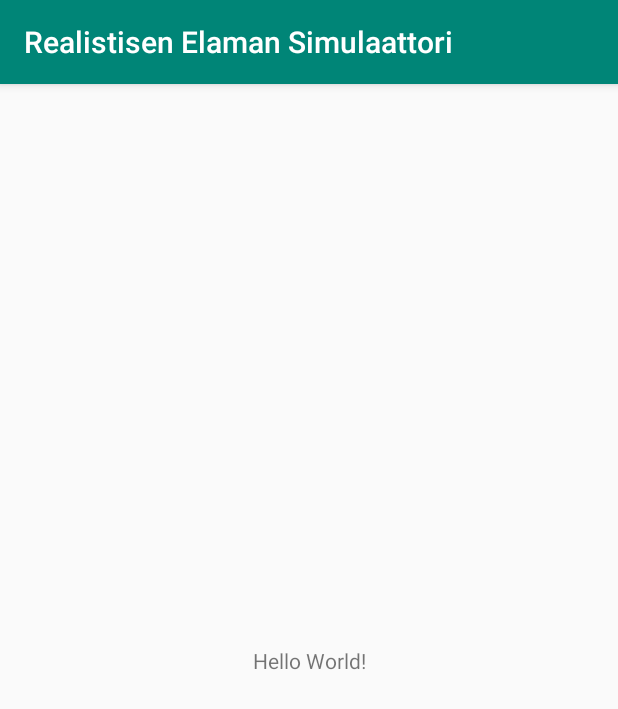
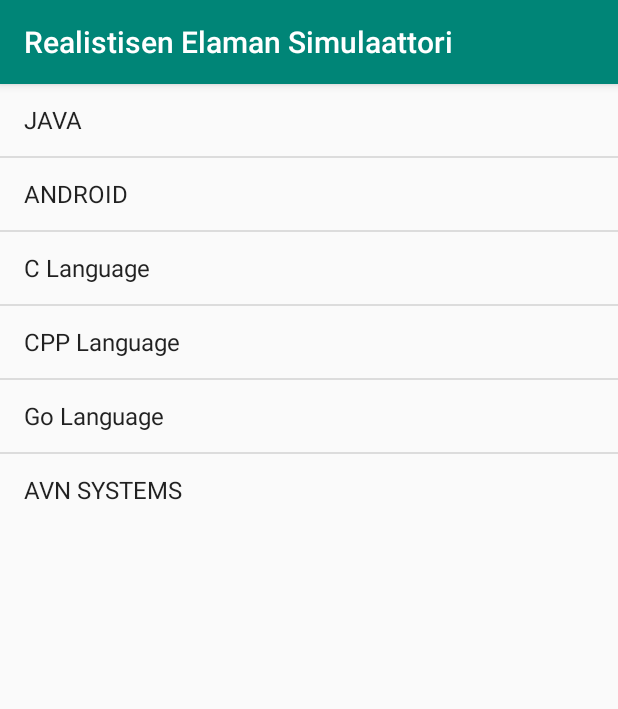
Before and after one commit to ToniMHeinonen/Realistisen-Elaman-Simulaattori, an Android app: the screen it shows after launch (ChooseScenarioActivity), on a phone screen of 412 x 824 dp. Shown: the top 709 px of the screen. Run offline under Robolectric (Android 15) with nearby library versions, the phone set to English and light mode, and no system bars.

Commit message:
ChooseScenarioActivity: Add list logic

```diff
--- a/app/src/main/java/muuttaa/myohemmin/realistisenelamansimulaattori/ChooseScenarioActivity.java
+++ b/app/src/main/java/muuttaa/myohemmin/realistisenelamansimulaattori/ChooseScenarioActivity.java
@@ -3,6 +3,13 @@ package muuttaa.myohemmin.realistisenelamansimulaattori;
 import androidx.appcompat.app.AppCompatActivity;
 
 import android.os.Bundle;
+import android.view.View;
+import android.widget.AdapterView;
+import android.widget.ArrayAdapter;
+import android.widget.ListView;
+import android.widget.Toast;
+
+import java.util.ArrayList;
 
 public class ChooseScenarioActivity extends AppCompatActivity {
 
@@ -10,5 +17,24 @@ public class ChooseScenarioActivity extends AppCompatActivity {
     protected void onCreate(Bundle savedInstanceState) {
         super.onCreate(savedInstanceState);
         setContentView(R.layout.activity_main);
+
+        final ListView list = findViewById(R.id.list);
+        ArrayList<String> arrayList = new ArrayList<>();
+        arrayList.add("JAVA");
+        arrayList.add("ANDROID");
+        arrayList.add("C Language");
+        arrayList.add("CPP Language");
+        arrayList.add("Go Language");
+        arrayList.add("AVN SYSTEMS");
+        ArrayAdapter<String> arrayAdapter = new ArrayAdapter<String>(this,
+                android.R.layout.simple_list_item_1, arrayList);
+        list.setAdapter(arrayAdapter);
+        list.setOnItemClickListener(new AdapterView.OnItemClickListener() {
+            @Override
+            public void onItemClick(AdapterView<?> parent, View view, int position, long id) {
+                String clickedItem=(String) list.getItemAtPosition(position);
+                Toast.makeText(ChooseScenarioActivity.this,clickedItem,Toast.LENGTH_LONG).show();
+            }
+        });
     }
 }
--- a/app/src/main/res/layout/activity_main.xml
+++ b/app/src/main/res/layout/activity_main.xml
@@ -6,13 +6,14 @@
     android:layout_height="match_parent"
     tools:context=".ChooseScenarioActivity">
 
-    <TextView
-        android:layout_width="wrap_content"
-        android:layout_height="wrap_content"
-        android:text="Hello World!"
-        app:layout_constraintBottom_toBottomOf="parent"
-        app:layout_constraintLeft_toLeftOf="parent"
-        app:layout_constraintRight_toRightOf="parent"
-        app:layout_constraintTop_toTopOf="parent" />
+    <LinearLayout
+        android:layout_width = "match_parent"
+        android:layout_height = "match_parent"
+        android:orientation = "vertical">
+        <ListView
+            android:id = "@+id/list"
+            android:layout_width = "wrap_content"
+            android:layout_height = "wrap_content"/>
+    </LinearLayout>
 
 </androidx.constraintlayout.widget.ConstraintLayout>
```
